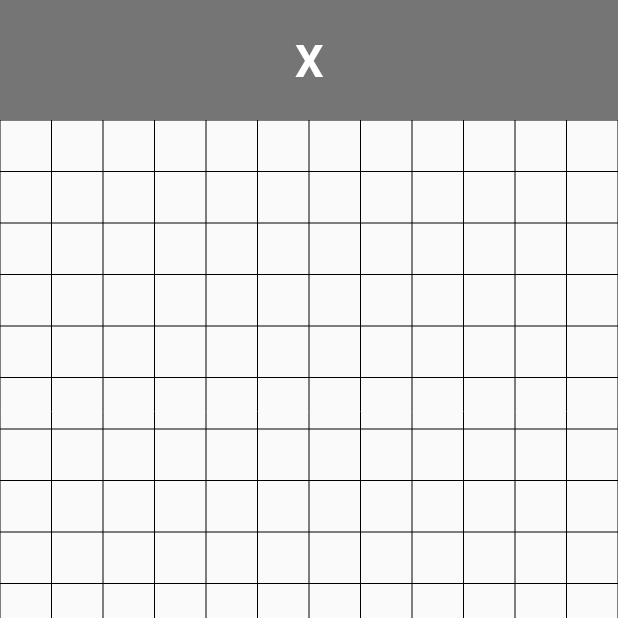
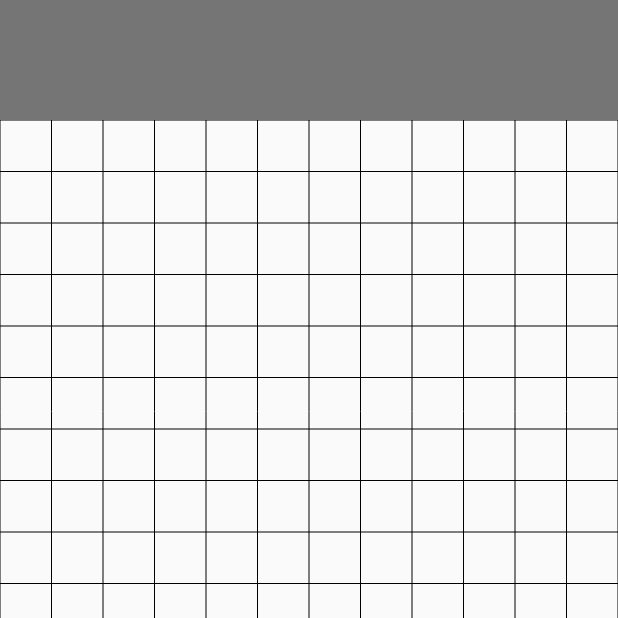
Before and after one commit to Michyus/TAMZ2_projekt, an Android app: the GameActivity screen opened directly, with no data from a screen before it, on a phone screen of 412 x 824 dp, the top half of it. Run offline under Robolectric (Android 15) with nearby library versions, the phone set to English and light mode, and no system bars.

Commit message:
End game dialog, minor UI changes

```diff
--- a/Piskvorky/app/src/main/java/com/example/michyus/piskvorky/Graphics.java
+++ b/Piskvorky/app/src/main/java/com/example/michyus/piskvorky/Graphics.java
@@ -6,6 +6,7 @@ import android.graphics.BitmapFactory;
 import android.graphics.Canvas;
 import android.graphics.Paint;
 import android.view.View;
+import android.widget.ImageView;
 
 public class Graphics extends View{
 
@@ -15,6 +16,7 @@ public class Graphics extends View{
     private Bitmap bitmapCross;
     private float sizeOfElement;
 
+    public ImageView imageView_moveOf;
 
     public Graphics(Context context, GameEngine gameEngine) {
         super(context);
--- a/Piskvorky/app/src/main/res/layout/activity_game.xml
+++ b/Piskvorky/app/src/main/res/layout/activity_game.xml
@@ -13,7 +13,6 @@
         android:autoText="false"
         android:background="?attr/actionModeSplitBackground"
         android:gravity="center"
-        android:text="X"
         android:textColor="@android:color/background_light"
         android:textSize="30sp"
         android:textStyle="bold"
@@ -31,4 +30,19 @@
         app:layout_constraintTop_toBottomOf="@+id/textView_moveOf">
 
     </FrameLayout>
+
+    <ImageView
+        android:id="@+id/imageView_moveOf"
+        android:layout_width="0dp"
+        android:layout_height="0dp"
+        android:layout_marginBottom="8dp"
+        android:layout_marginEnd="8dp"
+        android:layout_marginLeft="8dp"
+        android:layout_marginRight="8dp"
+        android:layout_marginStart="8dp"
+        app:layout_constraintBottom_toBottomOf="parent"
+        app:layout_constraintEnd_toEndOf="parent"
+        app:layout_constraintHorizontal_bias="0.501"
+        app:layout_constraintStart_toStartOf="parent"
+        app:layout_constraintTop_toBottomOf="@+id/gameFrame" />
 </android.support.constraint.ConstraintLayout>
--- a/Piskvorky/app/src/main/res/values/strings.xml
+++ b/Piskvorky/app/src/main/res/values/strings.xml
@@ -1,7 +1,10 @@
 <resources>
     <string name="app_name">Piskvorky</string>
 
+    <string name="dialog_start_title">Kdo začne?</string>
     <string name="dialog_start_player1">Hráč 1</string>
-    <string name="dialog_start_title">Kdo začne?</string>
     <string name="dialog_start_player2">Hráč 2</string>
+
+    <string name="dialog_end_menu">Zpět do menu</string>
+    <string name="dialog_end_rematch">Hrát znovu</string>
 </resources>
```
Also changed, not shown: Piskvorky/app/src/main/java/com/example/michyus/piskvorky/GameEndDialog.java (+23 -1 lines), Piskvorky/app/src/main/java/com/example/michyus/piskvorky/GameEngine.java (+14 -6 lines).
